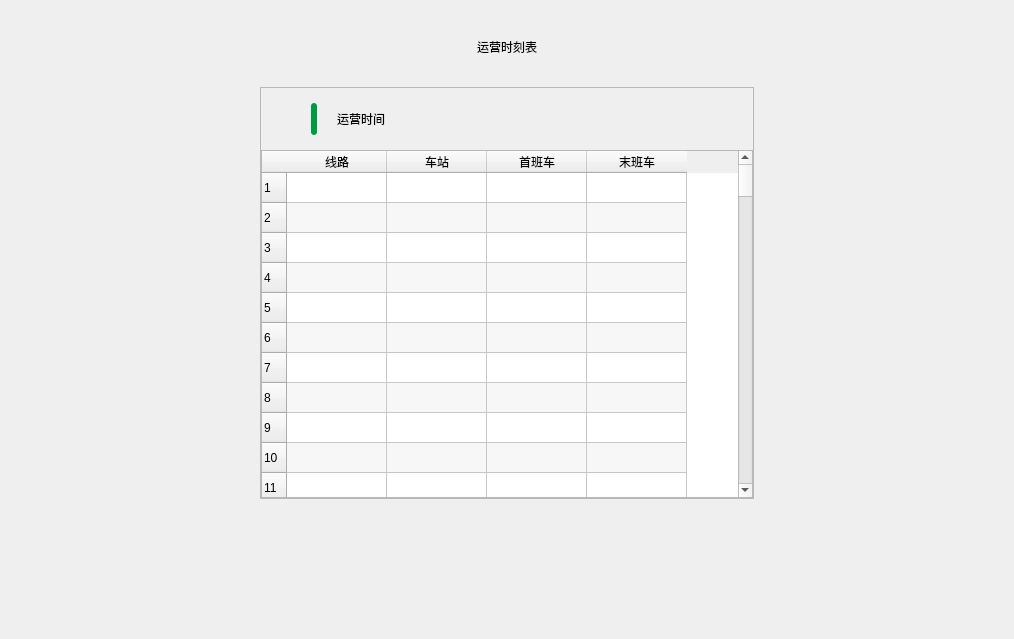
EllieYY/ism, file info/TimeTableWidget.ui: the form before one commit.
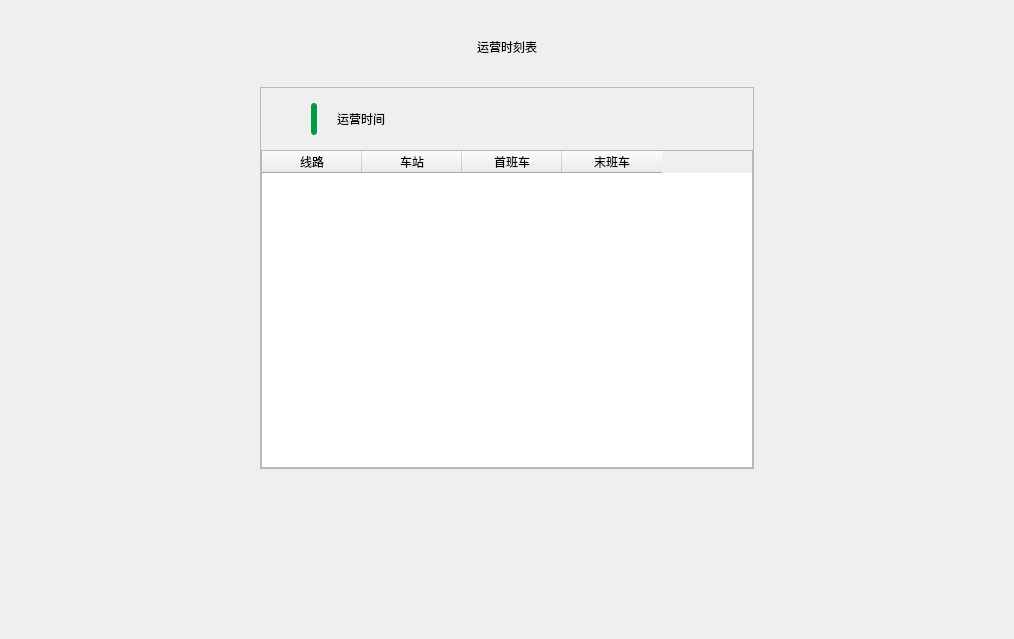
The form after the commit.

The edit to the form file:
```diff
--- a/info/TimeTableWidget.ui
+++ b/info/TimeTableWidget.ui
@@ -31,7 +31,7 @@
    </property>
    <item>
     <widget class="QWidget" name="subBg" native="true">
-     <layout class="QVBoxLayout" name="verticalLayout_2" stretch="0,1">
+     <layout class="QVBoxLayout" name="verticalLayout_2" stretch="0,1,0">
       <property name="spacing">
        <number>30</number>
       </property>
@@ -95,7 +95,7 @@
         <property name="frameShadow">
          <enum>QFrame::Raised</enum>
         </property>
-        <layout class="QVBoxLayout" name="verticalLayout" stretch="0,0,0,1">
+        <layout class="QVBoxLayout" name="verticalLayout" stretch="0,0,0,0,0">
          <property name="spacing">
           <number>0</number>
          </property>
@@ -227,140 +227,17 @@
           </spacer>
          </item>
          <item>
-          <widget class="QTableWidget" name="tableWidget">
-           <property name="sizePolicy">
-            <sizepolicy hsizetype="Expanding" vsizetype="Preferred">
-             <horstretch>0</horstretch>
-             <verstretch>0</verstretch>
-            </sizepolicy>
+          <widget class="QFrame" name="viewFrame">
+           <property name="frameShape">
+            <enum>QFrame::StyledPanel</enum>
            </property>
            <property name="frameShadow">
-            <enum>QFrame::Plain</enum>
+            <enum>QFrame::Raised</enum>
            </property>
-           <property name="showDropIndicator" stdset="0">
-            <bool>true</bool>
-           </property>
-           <property name="alternatingRowColors">
-            <bool>true</bool>
-           </property>
-           <property name="selectionBehavior">
-            <enum>QAbstractItemView::SelectRows</enum>
-           </property>
-           <property name="textElideMode">
-            <enum>Qt::ElideMiddle</enum>
-           </property>
-           <property name="gridStyle">
-            <enum>Qt::SolidLine</enum>
-           </property>
-           <property name="rowCount">
-            <number>100</number>
-           </property>
-           <property name="columnCount">
-            <number>4</number>
-           </property>
-           <attribute name="horizontalHeaderCascadingSectionResizes">
-            <bool>true</bool>
-           </attribute>
-           <row/>
-           <row/>
-           <row/>
-           <row/>
-           <row/>
-           <row/>
-           <row/>
-           <row/>
-           <row/>
-           <row/>
-           <row/>
-           <row/>
-           <row/>
-           <row/>
-           <row/>
-           <row/>
-           <row/>
-           <row/>
-           <row/>
-           <row/>
-           <row/>
-           <row/>
-           <row/>
-           <row/>
-           <row/>
-           <row/>
-           <row/>
-           <row/>
-           <row/>
-           <row/>
-           <row/>
-           <row/>
-           <row/>
-           <row/>
-           <row/>
-           <row/>
-           <row/>
-           <row/>
-           <row/>
-           <row/>
-           <row/>
-           <row/>
-           <row/>
-           <row/>
-           <row/>
-           <row/>
-           <row/>
-           <row/>
-           <row/>
-           <row/>
-           <row/>
-           <row/>
-           <row/>
-           <row/>
-           <row/>
-           <row/>
-           <row/>
-           <row/>
-           <row/>
-           <row/>
-           <row/>
-           <row/>
-           <row/>
-           <row/>
-           <row/>
-           <row/>
-           <row/>
-           <row/>
-           <row/>
-           <row/>
-           <row/>
-           <row/>
-           <row/>
-           <row/>
-           <row/>
-           <row/>
-           <row/>
-           <row/>
-           <row/>
-           <row/>
-           <row/>
-           <row/>
-           <row/>
-           <row/>
-           <row/>
-           <row/>
-           <row/>
-           <row/>
-           <row/>
-           <row/>
-           <row/>
-           <row/>
-           <row/>
-           <row/>
-           <row/>
-           <row/>
-           <row/>
-           <row/>
-           <row/>
-           <row/>
+          </widget>
+         </item>
+         <item>
+          <widget class="QTableWidget" name="tableWidget">
            <column>
             <property name="text">
              <string>线路</string>
@@ -386,6 +263,16 @@
         </layout>
        </widget>
       </item>
+      <item>
+       <widget class="QFrame" name="btnFrame">
+        <property name="frameShape">
+         <enum>QFrame::StyledPanel</enum>
+        </property>
+        <property name="frameShadow">
+         <enum>QFrame::Raised</enum>
+        </property>
+       </widget>
+      </item>
      </layout>
     </widget>
    </item>
```
